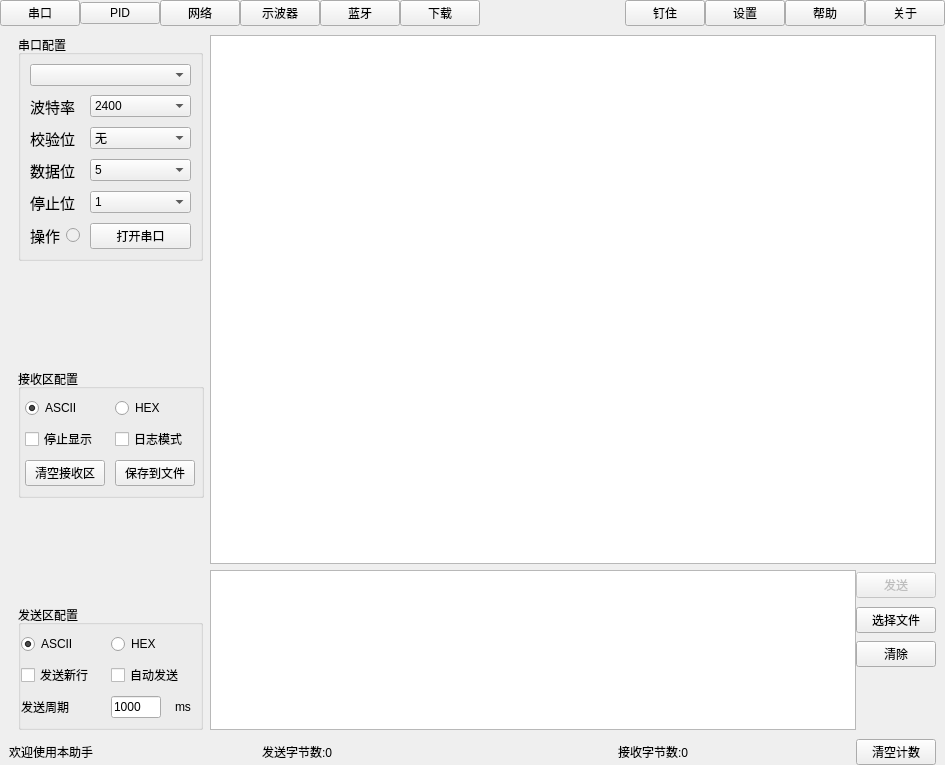
Before: the Qt Designer form assistant/widget.ui in han-shao-jun/assistant, drawn with Qt 5.
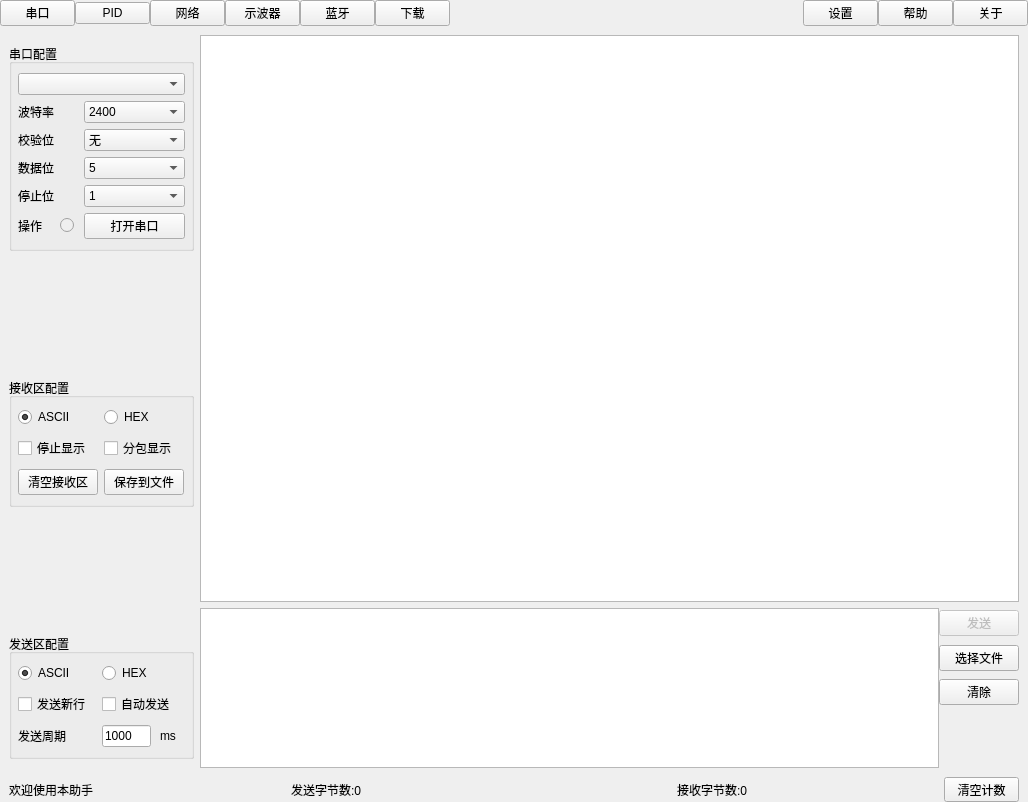
After: the same form once the commit is applied. The open tabs and pages were chosen to show the change. Custom widgets are drawn as their Qt base class.

What changed in the file:
```diff
--- a/assistant/widget.ui
+++ b/assistant/widget.ui
@@ -6,10 +6,16 @@
    <rect>
     <x>0</x>
     <y>0</y>
-    <width>945</width>
-    <height>760</height>
+    <width>1028</width>
+    <height>802</height>
    </rect>
   </property>
+  <property name="minimumSize">
+   <size>
+    <width>1028</width>
+    <height>802</height>
+   </size>
+  </property>
   <property name="maximumSize">
    <size>
     <width>16777215</width>
@@ -19,7 +25,7 @@
   <property name="windowTitle">
    <string>Widget</string>
   </property>
-  <layout class="QVBoxLayout" name="verticalLayout_2">
+  <layout class="QVBoxLayout" name="verticalLayout">
    <property name="spacing">
     <number>0</number>
    </property>
@@ -40,7 +46,7 @@
      <property name="maximumSize">
       <size>
        <width>16777215</width>
-       <height>31</height>
+       <height>30</height>
       </size>
      </property>
      <layout class="QHBoxLayout" name="horizontalLayout">
@@ -61,6 +67,12 @@
       </property>
       <item>
        <widget class="QPushButton" name="menuUartBtn">
+        <property name="minimumSize">
+         <size>
+          <width>75</width>
+          <height>0</height>
+         </size>
+        </property>
         <property name="text">
          <string>串口</string>
         </property>
@@ -68,6 +80,12 @@
       </item>
       <item>
        <widget class="QPushButton" name="menuPidBtn">
+        <property name="minimumSize">
+         <size>
+          <width>75</width>
+          <height>0</height>
+         </size>
+        </property>
         <property name="text">
          <string>PID</string>
         </property>
@@ -75,13 +93,25 @@
       </item>
       <item>
        <widget class="QPushButton" name="menuNetBtn">
+        <property name="minimumSize">
+         <size>
+          <width>75</width>
+          <height>0</height>
+         </size>
+        </property>
         <property name="text">
          <string>网络</string>
         </property>
        </widget>
       </item>
       <item>
-       <widget class="QPushButton" name="menuCameraBtn">
+       <widget class="QPushButton" name="menuOscBtn">
+        <property name="minimumSize">
+         <size>
+          <width>75</width>
+          <height>0</height>
+         </size>
+        </property>
         <property name="text">
          <string>示波器</string>
         </property>
@@ -89,13 +119,25 @@
       </item>
       <item>
        <widget class="QPushButton" name="menuBluetoothBtn">
+        <property name="minimumSize">
+         <size>
+          <width>75</width>
+          <height>0</height>
+         </size>
+        </property>
         <property name="text">
          <string>蓝牙</string>
         </property>
        </widget>
       </item>
       <item>
-       <widget class="QPushButton" name="menuIspBtn">
+       <widget class="QPushButton" name="menuDowBtn">
+        <property name="minimumSize">
+         <size>
+          <width>75</width>
+          <height>0</height>
+         </size>
+        </property>
         <property name="text">
          <string>下载</string>
         </property>
@@ -114,18 +156,14 @@
         </property>
        </spacer>
       </item>
-      <item>
-       <widget class="QPushButton" name="menuTopBtn">
-        <property name="cursor">
-         <cursorShape>ArrowCursor</cursorShape>
-        </property>
-        <property name="text">
-         <string>钉住</string>
-        </property>
-       </widget>
-      </item>
       <item>
        <widget class="QPushButton" name="menuSettingBtn">
+        <property name="minimumSize">
+         <size>
+          <width>75</width>
+          <height>0</height>
+         </size>
+        </property>
         <property name="text">
          <string>设置</string>
         </property>
@@ -133,6 +171,12 @@
       </item>
       <item>
        <widget class="QPushButton" name="menuHelpBtn">
+        <property name="minimumSize">
+         <size>
+          <width>75</width>
+          <height>0</height>
+         </size>
+        </property>
         <property name="text">
          <string>帮助</string>
         </property>
@@ -140,6 +184,12 @@
       </item>
       <item>
        <widget class="QPushButton" name="menuAboutBtn">
+        <property name="minimumSize">
+         <size>
+          <width>75</width>
+          <height>0</height>
+         </size>
+        </property>
         <property name="text">
          <string>关于</string>
         </property>
@@ -150,11 +200,17 @@
    </item>
    <item>
     <widget class="QStackedWidget" name="mainWidget">
+     <property name="minimumSize">
+      <size>
+       <width>0</width>
+       <height>0</height>
+      </size>
+     </property>
      <property name="currentIndex">
       <number>5</number>
      </property>
      <widget class="QWidget" name="uartPage">
-      <layout class="QGridLayout" name="gridLayout_4">
+      <layout class="QGridLayout" name="gridLayout_27">
        <item row="0" column="0" rowspan="2">
         <widget class="QWidget" name="uartConfigWidget" native="true">
          <property name="enabled">
@@ -162,7 +218,7 @@
          </property>
          <property name="minimumSize">
           <size>
-           <width>195</width>
+           <width>0</width>
            <height>0</height>
           </size>
          </property>
@@ -172,23 +228,14 @@
            <height>16777214</height>
           </size>
          </property>
-         <layout class="QVBoxLayout" name="verticalLayout">
-          <property name="spacing">
-           <number>0</number>
-          </property>
+         <layout class="QGridLayout" name="gridLayout_4">
           <property name="leftMargin">
-           <number>9</number>
-          </property>
-          <property name="topMargin">
            <number>0</number>
           </property>
           <property name="rightMargin">
            <number>0</number>
           </property>
-          <property name="bottomMargin">
-           <number>0</number>
-          </property>
-          <item>
+          <item row="0" column="0">
            <widget class="QGroupBox" name="uartConfigGroup">
             <property name="enabled">
              <bool>true</bool>
@@ -201,30 +248,37 @@
             </property>
             <property name="maximumSize">
              <size>
-              <width>185</width>
+              <width>200</width>
               <height>16777215</height>
              </size>
             </property>
+            <property name="styleSheet">
+             <string notr="true"/>
+            </property>
             <property name="title">
              <string>串口配置</string>
             </property>
             <layout class="QGridLayout" name="gridLayout_2">
              <property name="leftMargin">
-              <number>9</number>
+              <number>6</number>
              </property>
              <property name="rightMargin">
-              <number>9</number>
-             </property>
-             <property name="verticalSpacing">
-              <number>9</number>
+              <number>6</number>
              </property>
              <item row="0" column="0" colspan="3">
-              <widget class="QComboBox" name="uartPortName"/>
+              <widget class="QComboBox" name="uartPortName">
+               <property name="minimumSize">
+                <size>
+                 <width>0</width>
+                 <height>0</height>
+                </size>
+               </property>
+              </widget>
              </item>
              <item row="1" column="0" colspan="2">
               <widget class="QLabel" name="uartBaudRateLabel">
                <property name="text">
-                <string>&lt;html&gt;&lt;head/&gt;&lt;body&gt;&lt;p&gt;&lt;span style=&quot; font-size:11pt;&quot;&gt;波特率&lt;/span&gt;&lt;/p&gt;&lt;/body&gt;&lt;/html&gt;</string>
+                <string>&lt;html&gt;&lt;head/&gt;&lt;body&gt;&lt;p&gt;波特率&lt;/p&gt;&lt;/body&gt;&lt;/html&gt;</string>
                </property>
               </widget>
              </item>
@@ -232,7 +286,7 @@
               <widget class="QComboBox" name="uartBaudRate">
                <property name="minimumSize">
                 <size>
-                 <width>101</width>
+                 <width>0</width>
                  <height>0</height>
                 </size>
                </property>
@@ -296,7 +350,7 @@
              <item row="2" column="0" colspan="2">
               <widget class="QLabel" name="uartCheckBitLabel">
                <property name="text">
-                <string>&lt;html&gt;&lt;head/&gt;&lt;body&gt;&lt;p&gt;&lt;span style=&quot; font-size:11pt;&quot;&gt; 校验位&lt;/span&gt;&lt;/p&gt;&lt;/body&gt;&lt;/html&gt;</string>
+                <string>&lt;html&gt;&lt;head/&gt;&lt;body&gt;&lt;p&gt;校验位&lt;/p&gt;&lt;/body&gt;&lt;/html&gt;</string>
                </property>
               </widget>
              </item>
@@ -304,7 +358,7 @@
               <widget class="QComboBox" name="uartCheckBit">
                <property name="minimumSize">
                 <size>
-                 <width>101</width>
+                 <width>0</width>
                  <height>0</height>
                 </size>
                </property>
@@ -328,7 +382,7 @@
              <item row="3" column="0" colspan="2">
               <widget class="QLabel" name="uartDataBitLabel">
                <property name="text">
-                <string>&lt;html&gt;&lt;head/&gt;&lt;body&gt;&lt;p&gt;&lt;span style=&quot; font-size:11pt;&quot;&gt;数据位&lt;/span&gt;&lt;/p&gt;&lt;/body&gt;&lt;/html&gt;</string>
+                <string>&lt;html&gt;&lt;head/&gt;&lt;body&gt;&lt;p&gt;数据位&lt;/p&gt;&lt;/body&gt;&lt;/html&gt;</string>
                </property>
               </widget>
              </item>
@@ -336,7 +390,7 @@
               <widget class="QComboBox" name="uartDataBit">
                <property name="minimumSize">
                 <size>
-                 <width>101</width>
+                 <width>0</width>
                  <height>0</height>
                 </size>
                </property>
@@ -365,7 +419,7 @@
              <item row="4" column="0" colspan="2">
               <widget class="QLabel" name="uartStopBitLabel">
                <property name="text">
-                <string>&lt;html&gt;&lt;head/&gt;&lt;body&gt;&lt;p&gt;&lt;span style=&quot; font-size:11pt;&quot;&gt; 停止位&lt;/span&gt;&lt;/p&gt;&lt;/body&gt;&lt;/html&gt;</string>
+                <string>&lt;html&gt;&lt;head/&gt;&lt;body&gt;&lt;p&gt;停止位&lt;/p&gt;&lt;/body&gt;&lt;/html&gt;</string>
                </property>
               </widget>
              </item>
@@ -373,7 +427,7 @@
               <widget class="QComboBox" name="uartStopBit">
                <property name="minimumSize">
                 <size>
-                 <width>101</width>
+                 <width>0</width>
                  <height>0</height>
                 </size>
                </property>
@@ -396,8 +450,14 @@
              </item>
              <item row="5" column="0">
               <widget class="QLabel" name="uartOperateLabel">
+               <property name="maximumSize">
+                <size>
+                 <width>36</width>
+                 <height>16777215</height>
+                </size>
+               </property>
                <property name="text">
-                <string>&lt;html&gt;&lt;head/&gt;&lt;body&gt;&lt;p&gt;&lt;span style=&quot; font-size:11pt;&quot;&gt; 操作&lt;/span&gt;&lt;/p&gt;&lt;/body&gt;&lt;/html&gt;</string>
+                <string>&lt;html&gt;&lt;head/&gt;&lt;body&gt;&lt;p&gt;操作&lt;/p&gt;&lt;/body&gt;&lt;/html&gt;</string>
                </property>
               </widget>
              </item>
@@ -406,6 +466,12 @@
                <property name="enabled">
                 <bool>false</bool>
                </property>
+               <property name="maximumSize">
+                <size>
+                 <width>18</width>
+                 <height>16777215</height>
+                </size>
+               </property>
                <property name="text">
                 <string/>
                </property>
@@ -418,7 +484,7 @@
                </property>
                <property name="minimumSize">
                 <size>
-                 <width>101</width>
+                 <width>0</width>
                  <height>0</height>
                 </size>
                </property>
@@ -430,7 +496,7 @@
             </layout>
            </widget>
           </item>
-          <item>
+          <item row="1" column="0">
            <spacer name="uartConfigVerticalSpacer1">
             <property name="orientation">
              <enum>Qt::Vertical</enum>
@@ -443,7 +509,7 @@
             </property>
            </spacer>
           </item>
-          <item>
+          <item row="2" column="0">
            <widget class="QGroupBox" name="uartRecGroup">
             <property name="maximumSize">
              <size>
@@ -456,10 +522,10 @@
             </property>
             <layout class="QGridLayout" name="gridLayout_3">
              <property name="leftMargin">
-              <number>0</number>
+              <number>6</number>
              </property>
              <property name="rightMargin">
-              <number>0</number>
+              <number>6</number>
              </property>
              <property name="verticalSpacing">
               <number>9</number>
@@ -512,7 +578,7 @@
              <item row="1" column="1">
               <widget class="QCheckBox" name="uartRecLogCheck">
                <property name="text">
-                <string>日志模式</string>
+                <string>分包显示</string>
                </property>
               </widget>
              </item>
@@ -551,7 +617,7 @@
             </layout>
            </widget>
           </item>
-          <item>
+          <item row="3" column="0">
            <spacer name="uartConfigVerticalSpacer2">
             <property name="orientation">
              <enum>Qt::Vertical</enum>
@@ -564,7 +630,7 @@
             </property>
            </spacer>
           </item>
-          <item>
+          <item row="4" column="0">
            <widget class="QGroupBox" name="uartSendGroup">
             <property name="maximumSize">
              <size>
@@ -577,10 +643,10 @@
             </property>
             <layout class="QGridLayout" name="gridLayout_13">
              <property name="leftMargin">
-              <number>0</number>
+              <number>6</number>
              </property>
              <property name="rightMargin">
-              <number>0</number>
+              <number>6</number>
              </property>
              <property name="spacing">
               <number>9</number>
@@ -744,11 +810,14 @@
            <height>311</height>
           </size>
          </property>
+         <property name="styleSheet">
+          <string notr="true"/>
+         </property>
          <property name="html">
           <string>&lt;!DOCTYPE HTML PUBLIC &quot;-//W3C//DTD HTML 4.0//EN&quot; &quot;http://www.w3.org/TR/REC-html40/strict.dtd&quot;&gt;
 &lt;html&gt;&lt;head&gt;&lt;meta name=&quot;qrichtext&quot; content=&quot;1&quot; /&gt;&lt;style type=&quot;text/css&quot;&gt;
 p, li { white-space: pre-wrap; }
-&lt;/style&gt;&lt;/head&gt;&lt;body style=&quot; font-family:'SimSun'; font-size:9pt; font-weight:400; font-style:normal;&quot;&gt;
+&lt;/style&gt;&lt;/head&gt;&lt;body style=&quot; font-family:'SimSun'; font-size:11.25pt; font-weight:400; font-style:normal;&quot;&gt;
 &lt;p style=&quot;-qt-paragraph-type:empty; margin-top:0px; margin-bottom:0px; margin-left:0px; margin-right:0px; -qt-block-indent:0; text-indent:0px; font-size:10pt;&quot;&gt;&lt;br /&gt;&lt;/p&gt;&lt;/body&gt;&lt;/html&gt;</string>
          </property>
         </widget>
@@ -815,6 +884,9 @@
              <height>203</height>
             </size>
            </property>
+           <property name="styleSheet">
+            <string notr="true"/>
+           </property>
           </widget>
          </item>
         </layout>
@@ -3206,6 +3278,15 @@
    </item>
    <item>
     <widget class="QWidget" name="statusBar" native="true">
+     <property name="minimumSize">
+      <size>
+       <width>0</width>
+       <height>25</height>
+      </size>
+     </property>
+     <property name="styleSheet">
+      <string notr="true"/>
+     </property>
      <layout class="QHBoxLayout" name="horizontalLayout_2">
       <property name="spacing">
        <number>0</number>
@@ -3284,6 +3365,12 @@
       </item>
       <item>
        <widget class="QPushButton" name="clearCounterBtn">
+        <property name="minimumSize">
+         <size>
+          <width>75</width>
+          <height>23</height>
+         </size>
+        </property>
         <property name="text">
          <string>清空计数</string>
         </property>
```
Left out of the diff: 134 changed lines with no effect on the pictures.
